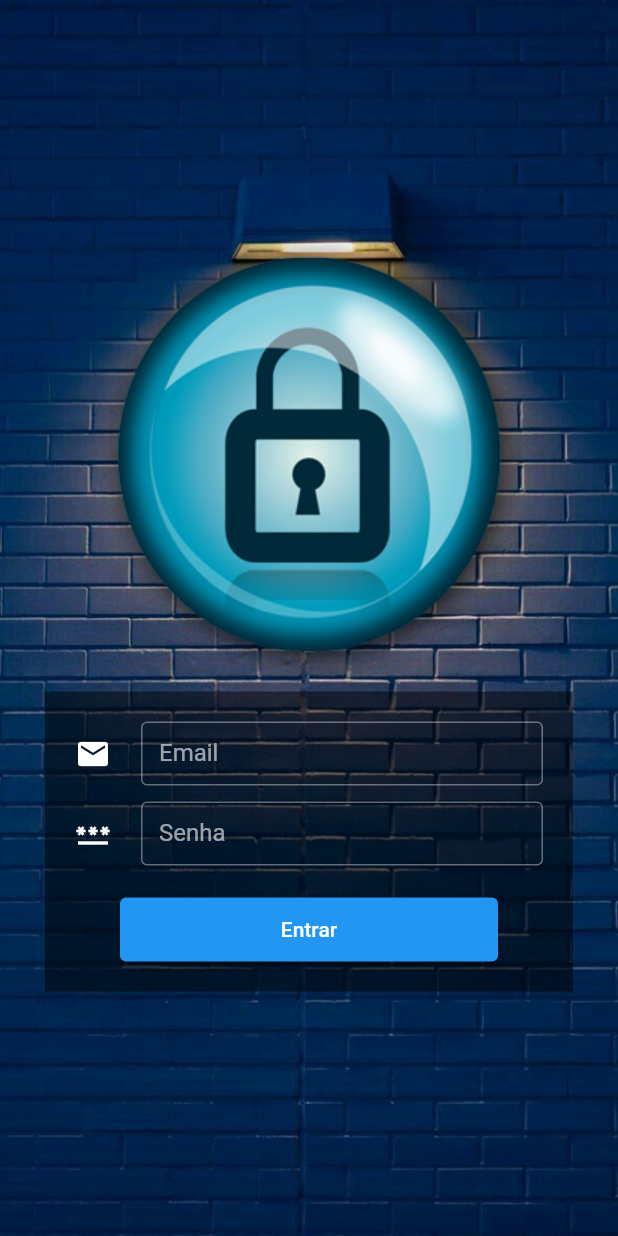
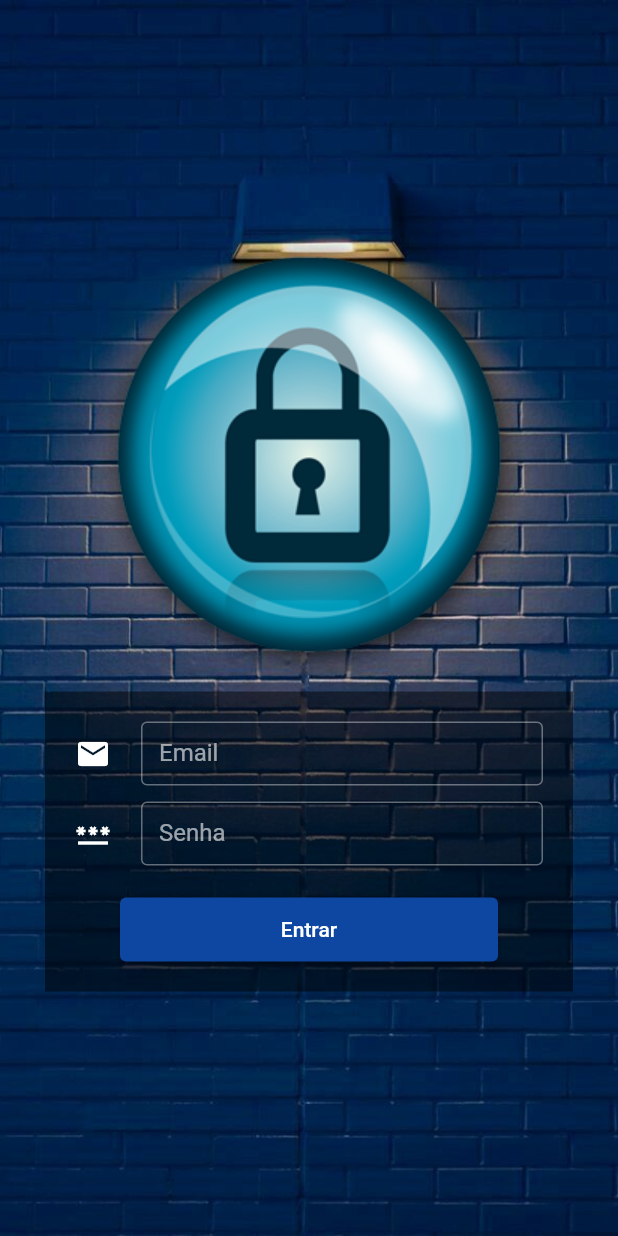
Before and after one commit to claudiostocco/my_bills, a Flutter app: the screen it shows after launch, on a phone screen of 412 x 824 dp. Run offline on Flutter 3.47's test engine with Material 2 defaults, Android fonts, the phone set to English and light mode, and no system bars.

Commit message:
Replacement the default theme

```diff
--- a/lib/theme.dart
+++ b/lib/theme.dart
@@ -9,6 +9,9 @@ class CustomizedTheme {
 
   ThemeData getCustomizedTheme() {
     var initialTheme = currentTheme == kThemes.dark ? ThemeData.dark() : ThemeData.light();
-    return initialTheme.copyWith();
+    return initialTheme.copyWith(
+        colorScheme: initialTheme.colorScheme.copyWith(
+      primary: Colors.blue.shade900,
+    ));
   }
 }
```
